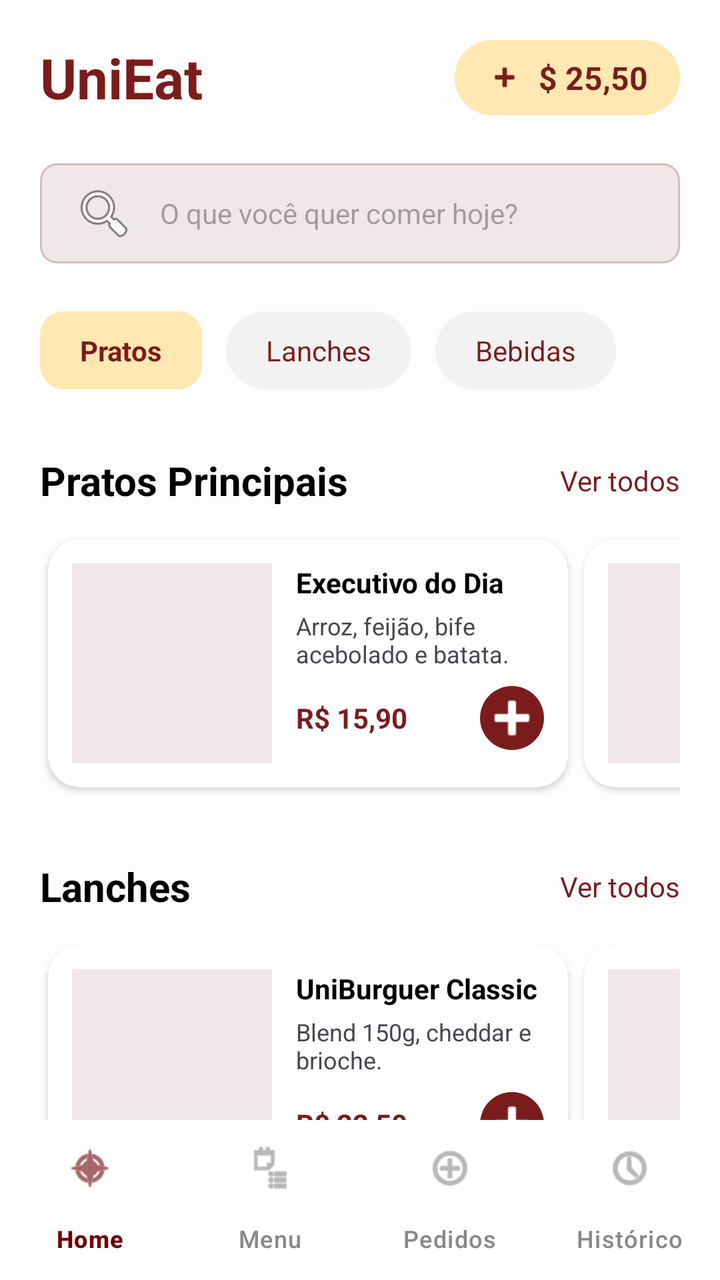
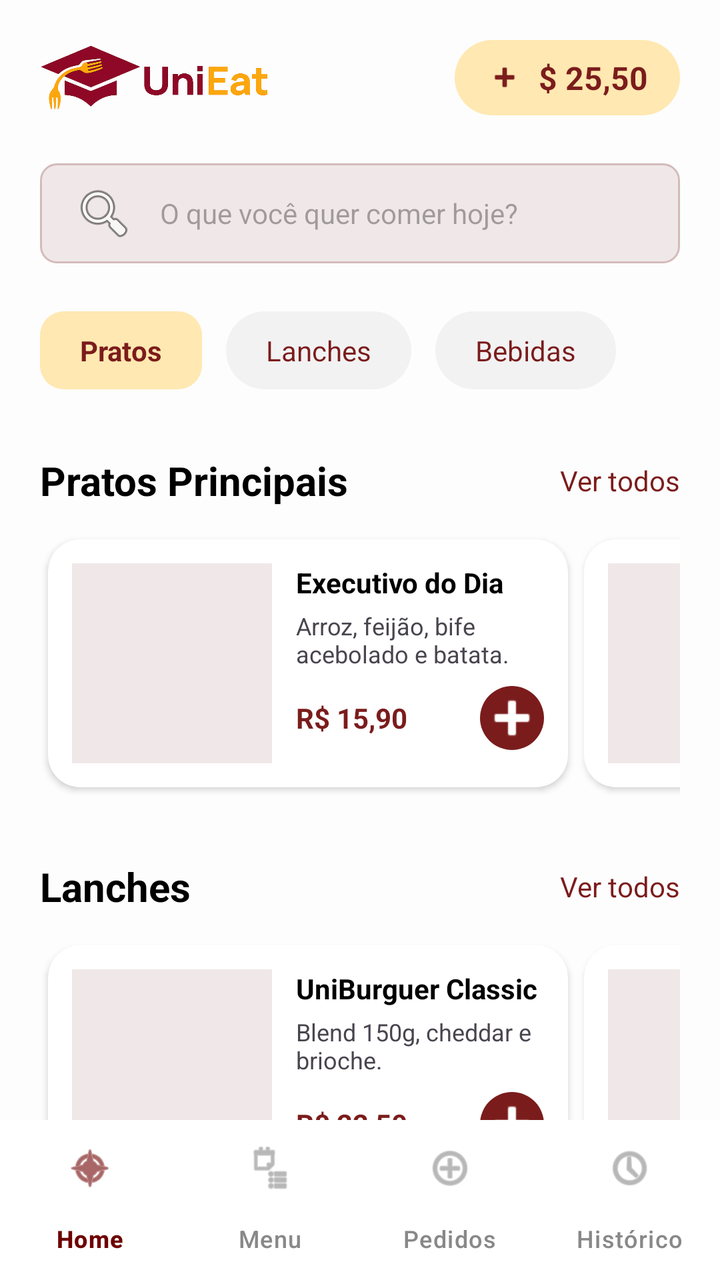

Before-and-after screenshots of an Android layout around one commit, followed by the original layout XML and the change that was made.
<!-- AndroidManifest.xml: application theme Theme.UniEat -->
<!-- res/layout/activity_menu.xml -->
<?xml version="1.0" encoding="utf-8"?>
<androidx.constraintlayout.widget.ConstraintLayout xmlns:android="http://schemas.android.com/apk/res/android"
    xmlns:app="http://schemas.android.com/apk/res-auto"
    xmlns:tools="http://schemas.android.com/tools"
    android:layout_width="match_parent"
    android:layout_height="match_parent"
    android:background="#FDFDFD"
    tools:context=".view.MenuActivity">

    <androidx.core.widget.NestedScrollView
        android:layout_width="match_parent"
        android:layout_height="0dp"
        app:layout_constraintBottom_toTopOf="@+id/bottomNavigation"
        app:layout_constraintTop_toTopOf="parent">

        <LinearLayout
            android:layout_width="match_parent"
            android:layout_height="wrap_content"
            android:orientation="vertical"
            android:padding="20dp">

            <RelativeLayout
                android:layout_width="match_parent"
                android:layout_height="wrap_content"
                android:layout_marginBottom="24dp">

                <TextView
                    android:id="@+id/tvLogo"
                    android:layout_width="wrap_content"
                    android:layout_height="wrap_content"
                    android:layout_centerVertical="true"
                    android:text="UniEat"
                    android:textColor="#7B1C1C"
                    android:textSize="28sp"
                    android:textStyle="bold" />

                <LinearLayout
                    android:layout_width="wrap_content"
                    android:layout_height="wrap_content"
                    android:layout_alignParentEnd="true"
                    android:layout_centerVertical="true"
                    android:background="@drawable/shape_chip_saldo"
                    android:gravity="center_vertical"
                    android:paddingHorizontal="16dp"
                    android:paddingVertical="8dp">

                    <ImageView
                        android:layout_width="18dp"
                        android:layout_height="18dp"
                        android:src="@android:drawable/ic_input_add"
                        app:tint="#7B1C1C" />

                    <TextView
                        android:layout_width="wrap_content"
                        android:layout_height="wrap_content"
                        android:layout_marginStart="8dp"
                        android:text="$ 25,50"
                        android:textColor="#7B1C1C"
                        android:textSize="16sp"
                        android:textStyle="bold" />
                </LinearLayout>
            </RelativeLayout>

            <EditText
                android:layout_width="match_parent"
                android:layout_height="50dp"
                android:layout_marginBottom="24dp"
                android:background="@drawable/shape_toggle_bg"
                android:drawableStart="@android:drawable/ic_menu_search"
                android:drawablePadding="12dp"
                android:hint="O que você quer comer hoje?"
                android:paddingHorizontal="16dp"
                android:inputType="text"
                android:textSize="14sp" />

            <HorizontalScrollView
                android:layout_width="match_parent"
                android:layout_height="wrap_content"
                android:layout_marginBottom="32dp"
                android:scrollbars="none">

                <LinearLayout
                    android:layout_width="wrap_content"
                    android:layout_height="wrap_content"
                    android:orientation="horizontal">

                    <TextView
                        android:layout_width="wrap_content"
                        android:layout_height="wrap_content"
                        android:layout_marginEnd="12dp"
                        android:background="@drawable/shape_badge_destaque"
                        android:paddingHorizontal="20dp"
                        android:paddingVertical="10dp"
                        android:text="Pratos"
                        android:textColor="#7B1C1C"
                        android:textStyle="bold" />

                    <TextView
                        android:layout_width="wrap_content"
                        android:layout_height="wrap_content"
                        android:layout_marginEnd="12dp"
                        android:background="@drawable/shape_quantity_selector_bg"
                        android:paddingHorizontal="20dp"
                        android:paddingVertical="10dp"
                        android:text="Lanches"
                        android:textColor="#7B1C1C" />

                    <TextView
                        android:layout_width="wrap_content"
                        android:layout_height="wrap_content"
                        android:background="@drawable/shape_quantity_selector_bg"
                        android:paddingHorizontal="20dp"
                        android:paddingVertical="10dp"
                        android:text="Bebidas"
                        android:textColor="#7B1C1C" />
                </LinearLayout>
            </HorizontalScrollView>

            <LinearLayout
                android:layout_width="match_parent"
                android:layout_height="wrap_content"
                android:layout_marginBottom="12dp"
                android:gravity="center_vertical"
                android:orientation="horizontal">

                <TextView
                    android:layout_width="0dp"
                    android:layout_height="wrap_content"
                    android:layout_weight="1"
                    android:text="Pratos Principais"
                    android:textColor="#000000"
                    android:textSize="20sp"
                    android:textStyle="bold" />

                <TextView
                    android:layout_width="wrap_content"
                    android:layout_height="wrap_content"
                    android:text="Ver todos"
                    android:textColor="#7B1C1C"
                    android:textSize="14sp" />
            </LinearLayout>

            <HorizontalScrollView
                android:layout_width="match_parent"
                android:layout_height="wrap_content"
                android:layout_marginBottom="32dp"
                android:scrollbars="none">

                <LinearLayout
                    android:layout_width="wrap_content"
                    android:layout_height="wrap_content"
                    android:orientation="horizontal">

                    <androidx.cardview.widget.CardView
                        android:layout_width="260dp"
                        android:layout_height="wrap_content"
                        android:layout_margin="4dp"
                        app:cardCornerRadius="16dp"
                        app:cardElevation="2dp">

                        <LinearLayout
                            android:layout_width="match_parent"
                            android:layout_height="wrap_content"
                            android:orientation="horizontal"
                            android:padding="12dp">

                            <ImageView
                                android:layout_width="100dp"
                                android:layout_height="100dp"
                                android:background="#F0E8E8"
                                android:scaleType="centerCrop" />

                            <LinearLayout
                                android:layout_width="match_parent"
                                android:layout_height="wrap_content"
                                android:layout_marginStart="12dp"
                                android:orientation="vertical">

                                <TextView
                                    android:layout_width="wrap_content"
                                    android:layout_height="wrap_content"
                                    android:text="Executivo do Dia"
                                    android:textColor="#000000"
                                    android:textStyle="bold" />

                                <TextView
                                    android:layout_width="wrap_content"
                                    android:layout_height="wrap_content"
                                    android:layout_marginTop="4dp"
                                    android:ellipsize="end"
                                    android:maxLines="2"
                                    android:text="Arroz, feijão, bife acebolado e batata."
                                    android:textSize="12sp" />

                                <RelativeLayout
                                    android:layout_width="match_parent"
                                    android:layout_height="wrap_content"
                                    android:layout_marginTop="8dp">

                                    <TextView
                                        android:layout_width="wrap_content"
                                        android:layout_height="wrap_content"
                                        android:layout_centerVertical="true"
                                        android:text="R$ 15,90"
                                        android:textColor="#7B1C1C"
                                        android:textStyle="bold" />

                                    <ImageButton
                                        android:layout_width="32dp"
                                        android:layout_height="32dp"
                                        android:layout_alignParentEnd="true"
                                        android:background="@drawable/shape_plus_button"
                                        android:src="@android:drawable/ic_input_add"
                                        app:tint="#FFFFFF" />
                                </RelativeLayout>
                            </LinearLayout>
                        </LinearLayout>
                    </androidx.cardview.widget.CardView>

                    <androidx.cardview.widget.CardView
                        android:layout_width="260dp"
                        android:layout_height="wrap_content"
                        android:layout_margin="4dp"
                        app:cardCornerRadius="16dp"
                        app:cardElevation="2dp">

                        <LinearLayout
                            android:layout_width="match_parent"
                            android:layout_height="wrap_content"
                            android:orientation="horizontal"
                            android:padding="12dp">

                            <ImageView
                                android:layout_width="100dp"
                                android:layout_height="100dp"
                                android:background="#F0E8E8"
                                android:scaleType="centerCrop" />

                            <LinearLayout
                                android:layout_width="match_parent"
                                android:layout_height="wrap_content"
                                android:layout_marginStart="12dp"
                                android:orientation="vertical">

                                <TextView
                                    android:layout_width="wrap_content"
                                    android:layout_height="wrap_content"
                                    android:text="Feijoada Completa"
                                    android:textColor="#000000"
                                    android:textStyle="bold" />

                                <TextView
                                    android:layout_width="wrap_content"
                                    android:layout_height="wrap_content"
                                    android:layout_marginTop="4dp"
                                    android:ellipsize="end"
                                    android:maxLines="2"
                                    android:text="Feijoada, arroz, couve, farofa e laranja."
                                    android:textSize="12sp" />

                                <RelativeLayout
                                    android:layout_width="match_parent"
                                    android:layout_height="wrap_content"
                                    android:layout_marginTop="8dp">

                                    <TextView
                                        android:layout_width="wrap_content"
                                        android:layout_height="wrap_content"
                                        android:layout_centerVertical="true"
                                        android:text="R$ 19,90"
                                        android:textColor="#7B1C1C"
                                        android:textStyle="bold" />

                                    <ImageButton
                                        android:layout_width="32dp"
                                        android:layout_height="32dp"
                                        android:layout_alignParentEnd="true"
                                        android:background="@drawable/shape_plus_button"
                                        android:src="@android:drawable/ic_input_add"
                                        app:tint="#FFFFFF" />
                                </RelativeLayout>
                            </LinearLayout>
                        </LinearLayout>
                    </androidx.cardview.widget.CardView>
                </LinearLayout>
            </HorizontalScrollView>

            <LinearLayout
                android:layout_width="match_parent"
                android:layout_height="wrap_content"
                android:layout_marginBottom="12dp"
                android:gravity="center_vertical"
                android:orientation="horizontal">

                <TextView
                    android:layout_width="0dp"
                    android:layout_height="wrap_content"
                    android:layout_weight="1"
                    android:text="Lanches"
                    android:textColor="#000000"
                    android:textSize="20sp"
                    android:textStyle="bold" />

                <TextView
                    android:layout_width="wrap_content"
                    android:layout_height="wrap_content"
                    android:text="Ver todos"
                    android:textColor="#7B1C1C"
                    android:textSize="14sp" />
            </LinearLayout>

            <HorizontalScrollView
                android:layout_width="match_parent"
                android:layout_height="wrap_content"
                android:layout_marginBottom="32dp"
                android:scrollbars="none">

                <LinearLayout
                    android:layout_width="wrap_content"
                    android:layout_height="wrap_content"
                    android:orientation="horizontal">

                    <androidx.cardview.widget.CardView
                        android:layout_width="260dp"
                        android:layout_height="wrap_content"
                        android:layout_margin="4dp"
                        app:cardCornerRadius="16dp"
                        app:cardElevation="2dp">

                        <LinearLayout
                            android:layout_width="match_parent"
                            android:layout_height="wrap_content"
                            android:orientation="horizontal"
                            android:padding="12dp">

                            <ImageView
                                android:layout_width="100dp"
                                android:layout_height="100dp"
                                android:background="#F0E8E8"
                                android:scaleType="centerCrop" />

                            <LinearLayout
                                android:layout_width="match_parent"
                                android:layout_height="wrap_content"
                                android:layout_marginStart="12dp"
                                android:orientation="vertical">

                                <TextView
                                    android:layout_width="wrap_content"
                                    android:layout_height="wrap_content"
                                    android:text="UniBurguer Classic"
                                    android:textColor="#000000"
                                    android:textStyle="bold" />

                                <TextView
                                    android:layout_width="wrap_content"
                                    android:layout_height="wrap_content"
                                    android:layout_marginTop="4dp"
                                    android:text="Blend 150g, cheddar e brioche."
                                    android:textSize="12sp" />

                                <RelativeLayout
                                    android:layout_width="match_parent"
                                    android:layout_height="wrap_content"
                                    android:layout_marginTop="8dp">

                                    <TextView
                                        android:layout_width="wrap_content"
                                        android:layout_height="wrap_content"
                                        android:layout_centerVertical="true"
                                        android:text="R$ 22,50"
                                        android:textColor="#7B1C1C"
                                        android:textStyle="bold" />

                                    <ImageButton
                                        android:layout_width="32dp"
                                        android:layout_height="32dp"
                                        android:layout_alignParentEnd="true"
                                        android:background="@drawable/shape_plus_button"
                                        android:src="@android:drawable/ic_input_add"
                                        app:tint="#FFFFFF" />
                                </RelativeLayout>
                            </LinearLayout>
                        </LinearLayout>
                    </androidx.cardview.widget.CardView>

                    <androidx.cardview.widget.CardView
                        android:layout_width="260dp"
                        android:layout_height="wrap_content"
                        android:layout_margin="4dp"
                        app:cardCornerRadius="16dp"
                        app:cardElevation="2dp">

                        <LinearLayout
                            android:layout_width="match_parent"
                            android:layout_height="wrap_content"
                            android:orientation="horizontal"
                            android:padding="12dp">

                            <ImageView
                                android:layout_width="100dp"
                                android:layout_height="100dp"
                                android:background="#F0E8E8"
                                android:scaleType="centerCrop" />

                            <LinearLayout
                                android:layout_width="match_parent"
                                android:layout_height="wrap_content"
                                android:layout_marginStart="12dp"
                                android:orientation="vertical">

                                <TextView
                                    android:layout_width="wrap_content"
                                    android:layout_height="wrap_content"
                                    android:text="Chicken Crispy"
                                    android:textColor="#000000"
                                    android:textStyle="bold" />

                                <TextView
                                    android:layout_width="wrap_content"
                                    android:layout_height="wrap_content"
                                    android:layout_marginTop="4dp"
                                    android:text="Frango empanado e maionese."
                                    android:textSize="12sp" />

                                <RelativeLayout
                                    android:layout_width="match_parent"
                                    android:layout_height="wrap_content"
                                    android:layout_marginTop="8dp">

                                    <TextView
                                        android:layout_width="wrap_content"
                                        android:layout_height="wrap_content"
                                        android:layout_centerVertical="true"
                                        android:text="R$ 18,90"
                                        android:textColor="#7B1C1C"
                                        android:textStyle="bold" />

                                    <ImageButton
                                        android:layout_width="32dp"
                                        android:layout_height="32dp"
                                        android:layout_alignParentEnd="true"
                                        android:background="@drawable/shape_plus_button"
                                        android:src="@android:drawable/ic_input_add"
                                        app:tint="#FFFFFF" />
                                </RelativeLayout>
                            </LinearLayout>
                        </LinearLayout>
                    </androidx.cardview.widget.CardView>
                </LinearLayout>
            </HorizontalScrollView>

            <LinearLayout
                android:layout_width="match_parent"
                android:layout_height="wrap_content"
                android:layout_marginBottom="12dp"
                android:gravity="center_vertical"
                android:orientation="horizontal">

                <TextView
                    android:layout_width="0dp"
                    android:layout_height="wrap_content"
                    android:layout_weight="1"
                    android:text="Bebidas"
                    android:textColor="#000000"
                    android:textSize="20sp"
                    android:textStyle="bold" />

                <TextView
                    android:layout_width="wrap_content"
                    android:layout_height="wrap_content"
                    android:text="Ver todos"
                    android:textColor="#7B1C1C"
                    android:textSize="14sp" />
            </LinearLayout>

            <HorizontalScrollView
                android:layout_width="match_parent"
                android:layout_height="wrap_content"
                android:layout_marginBottom="32dp"
                android:scrollbars="none">

                <LinearLayout
                    android:layout_width="wrap_content"
                    android:layout_height="wrap_content"
                    android:orientation="horizontal">

                    <androidx.cardview.widget.CardView
                        android:layout_width="260dp"
                        android:layout_height="wrap_content"
                        android:layout_margin="4dp"
                        app:cardCornerRadius="16dp"
                        app:cardElevation="2dp">

                        <LinearLayout
                            android:layout_width="match_parent"
                            android:layout_height="wrap_content"
                            android:orientation="horizontal"
                            android:padding="12dp">

                            <ImageView
                                android:layout_width="100dp"
                                android:layout_height="100dp"
                                android:background="#F0E8E8"
                                android:padding="20dp"
                                android:src="@android:drawable/ic_menu_agenda"
                                app:tint="#7B1C1C" />

                            <LinearLayout
                                android:layout_width="match_parent"
                                android:layout_height="wrap_content"
                                android:layout_marginStart="12dp"
                                android:orientation="vertical">

                                <TextView
                                    android:layout_width="wrap_content"
                                    android:layout_height="wrap_content"
                                    android:text="Suco Natural 500ml"
                                    android:textColor="#000000"
                                    android:textStyle="bold" />

                                <TextView
                                    android:layout_width="wrap_content"
                                    android:layout_height="wrap_content"
                                    android:layout_marginTop="4dp"
                                    android:text="Laranja ou Maracujá fresco."
                                    android:textSize="12sp" />

                                <RelativeLayout
                                    android:layout_width="match_parent"
                                    android:layout_height="wrap_content"
                                    android:layout_marginTop="8dp">

                                    <TextView
                                        android:layout_width="wrap_content"
                                        android:layout_height="wrap_content"
                                        android:layout_centerVertical="true"
                                        android:text="R$ 8,50"
                                        android:textColor="#7B1C1C"
                                        android:textStyle="bold" />

                                    <ImageButton
                                        android:layout_width="32dp"
                                        android:layout_height="32dp"
                                        android:layout_alignParentEnd="true"
                                        android:background="@drawable/shape_plus_button"
                                        android:src="@android:drawable/ic_input_add"
                                        app:tint="#FFFFFF" />
                                </RelativeLayout>
                            </LinearLayout>
                        </LinearLayout>
                    </androidx.cardview.widget.CardView>

                    <androidx.cardview.widget.CardView
                        android:layout_width="260dp"
                        android:layout_height="wrap_content"
                        android:layout_margin="4dp"
                        app:cardCornerRadius="16dp"
                        app:cardElevation="2dp">

                        <LinearLayout
                            android:layout_width="match_parent"
                            android:layout_height="wrap_content"
                            android:orientation="horizontal"
                            android:padding="12dp">

                            <ImageView
                                android:layout_width="100dp"
                                android:layout_height="100dp"
                                android:background="#F0E8E8"
                                android:padding="20dp"
                                android:src="@android:drawable/ic_menu_agenda"
                                app:tint="#7B1C1C" />

                            <LinearLayout
                                android:layout_width="match_parent"
                                android:layout_height="wrap_content"
                                android:layout_marginStart="12dp"
                                android:orientation="vertical">

                                <TextView
                                    android:layout_width="wrap_content"
                                    android:layout_height="wrap_content"
                                    android:text="Refrigerante Lata"
                                    android:textColor="#000000"
                                    android:textStyle="bold" />

                                <TextView
                                    android:layout_width="wrap_content"
                                    android:layout_height="wrap_content"
                                    android:layout_marginTop="4dp"
                                    android:text="Coca-Cola, Guaraná ou Sprite."
                                    android:textSize="12sp" />

                                <RelativeLayout
                                    android:layout_width="match_parent"
                                    android:layout_height="wrap_content"
                                    android:layout_marginTop="8dp">

                                    <TextView
                                        android:layout_width="wrap_content"
                                        android:layout_height="wrap_content"
                                        android:layout_centerVertical="true"
                                        android:text="R$ 6,00"
                                        android:textColor="#7B1C1C"
                                        android:textStyle="bold" />

                                    <ImageButton
                                        android:layout_width="32dp"
                                        android:layout_height="32dp"
                                        android:layout_alignParentEnd="true"
                                        android:background="@drawable/shape_plus_button"
                                        android:src="@android:drawable/ic_input_add"
                                        app:tint="#FFFFFF" />
                                </RelativeLayout>
                            </LinearLayout>
                        </LinearLayout>
                    </androidx.cardview.widget.CardView>
                </LinearLayout>
            </HorizontalScrollView>

        </LinearLayout>
    </androidx.core.widget.NestedScrollView>

    <com.google.android.material.bottomnavigation.BottomNavigationView
        android:id="@+id/bottomNavigation"
        android:layout_width="match_parent"
        android:layout_height="80dp"
        android:background="#FFFFFF"
        app:itemIconTint="@drawable/nav_item_color"
        app:itemTextColor="@drawable/nav_item_color"
        app:labelVisibilityMode="labeled"
        app:layout_constraintBottom_toBottomOf="parent"
        app:menu="@menu/bottom_nav_menu" />

</androidx.constraintlayout.widget.ConstraintLayout>
<!-- resources referenced by this layout -->
<resources>
  <!-- drawable nav_item_color (drawable) -->
  <?xml version="1.0" encoding="utf-8"?>
  <selector xmlns:android="http://schemas.android.com/apk/res/android">
      <item android:color="#6E0000" android:state_checked="true" />
      <item android:color="#888888" />
  </selector>
  <!-- drawable shape_badge_destaque (drawable) -->
  <?xml version="1.0" encoding="utf-8"?>
  <shape xmlns:android="http://schemas.android.com/apk/res/android">
      <solid android:color="#FFE8B1" />
      <corners android:radius="12dp" />
  </shape>
  <!-- drawable shape_chip_saldo (drawable) -->
  <?xml version="1.0" encoding="utf-8"?>
  <shape xmlns:android="http://schemas.android.com/apk/res/android">
      <solid android:color="#FFE8B1" />
      <corners android:radius="20dp" />
  </shape>
  <!-- drawable shape_plus_button (drawable) -->
  <?xml version="1.0" encoding="utf-8"?>
  <shape xmlns:android="http://schemas.android.com/apk/res/android"
      android:shape="oval">
      <solid android:color="#7B1C1C" />
  </shape>
  <!-- drawable shape_quantity_selector_bg (drawable) -->
  <?xml version="1.0" encoding="utf-8"?>
  <shape xmlns:android="http://schemas.android.com/apk/res/android">
      <solid android:color="#F2F2F2" />
      <corners android:radius="20dp" />
  </shape>
  <!-- drawable shape_toggle_bg (drawable) -->
  <?xml version="1.0" encoding="utf-8"?>
  <shape xmlns:android="http://schemas.android.com/apk/res/android"
      android:shape="rectangle">
      <solid android:color="#F0E8E8" />
      <stroke
          android:width="1dp"
          android:color="#D4BBBB" />
      <corners android:radius="8dp" />
  </shape>
  <style name="Theme.UniEat" parent="Base.Theme.UniEat" />
  <style name="Base.Theme.UniEat" parent="Theme.Material3.DayNight.NoActionBar">
      </style>
</resources>

<!-- the commit's change to res/layout/activity_menu.xml (unified diff, before → after) -->
@@ -24,15 +24,14 @@
                 android:layout_height="wrap_content"
                 android:layout_marginBottom="24dp">
 
-                <TextView
+                <ImageView
                     android:id="@+id/tvLogo"
                     android:layout_width="wrap_content"
-                    android:layout_height="wrap_content"
+                    android:layout_height="32dp"
                     android:layout_centerVertical="true"
-                    android:text="UniEat"
-                    android:textColor="#7B1C1C"
-                    android:textSize="28sp"
-                    android:textStyle="bold" />
+                    android:src="@drawable/logo_unieat"
+                    android:contentDescription="UniEat"
+                    android:adjustViewBounds="true" />
 
                 <LinearLayout
                     android:layout_width="wrap_content"
<!-- resource entries referenced after the edit -->
@@ -1,5 +1,6 @@
 <!-- resources referenced by this layout -->
 <resources>
+  <!-- drawable logo_unieat: png bitmap (drawable, 134527 bytes) -->
   <!-- drawable nav_item_color (drawable) -->
   <?xml version="1.0" encoding="utf-8"?>
   <selector xmlns:android="http://schemas.android.com/apk/res/android">
